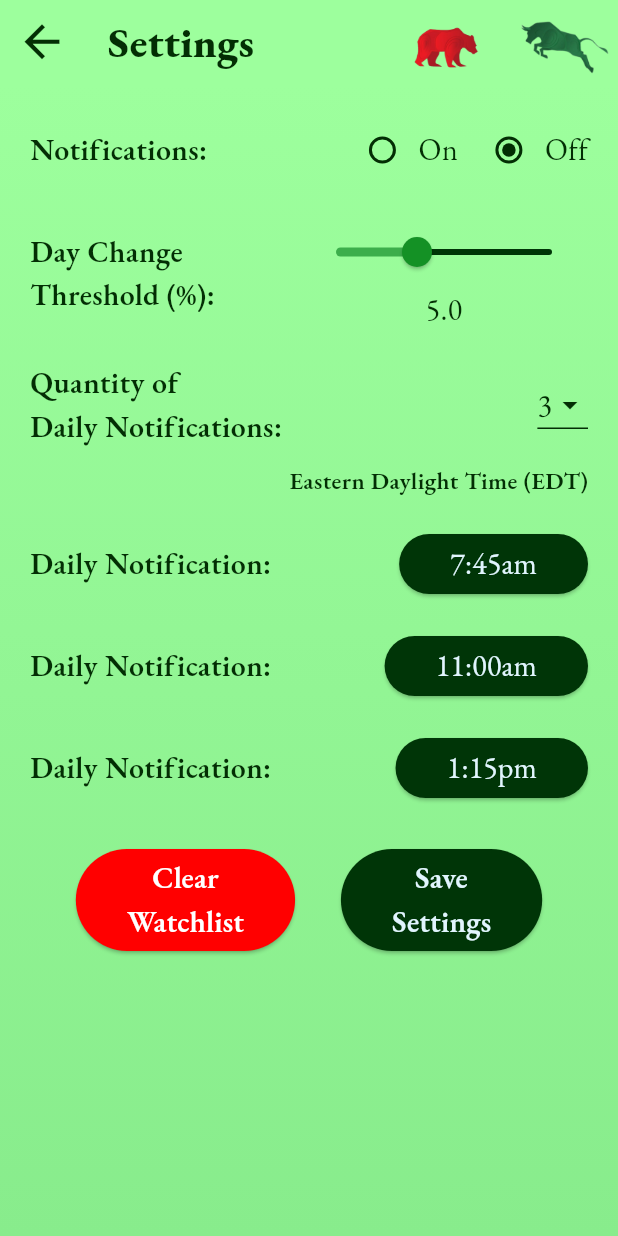
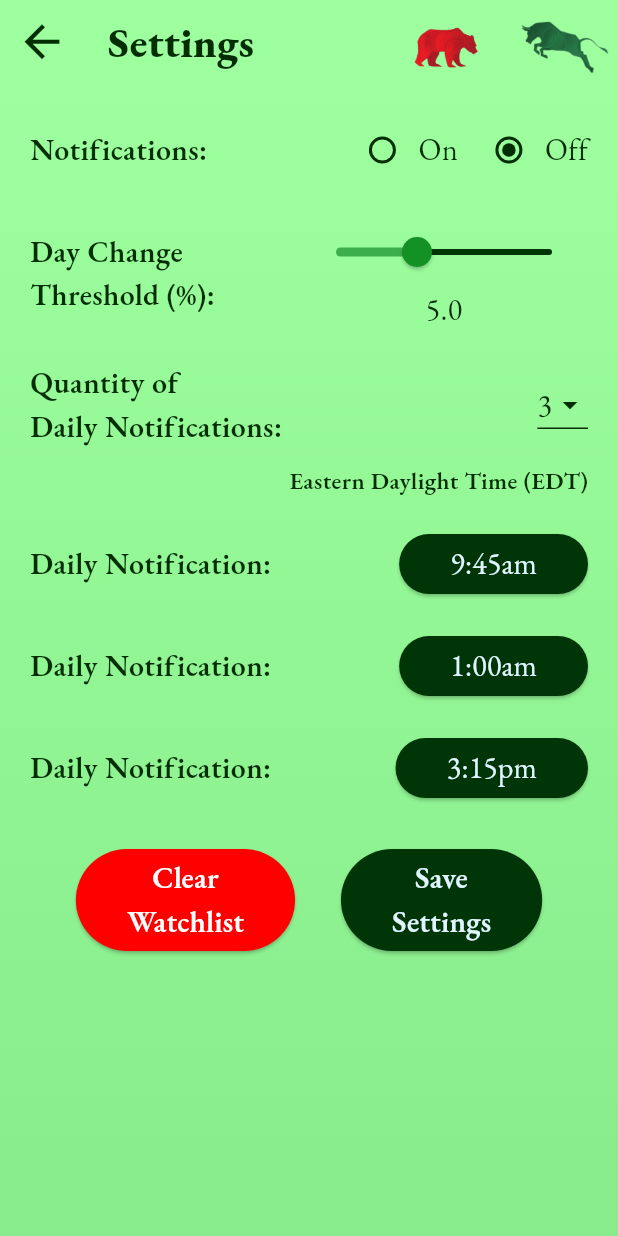
Before and after one commit to JoshMJohnson/Stock_Alert, a Flutter app: the screen it shows after launch, after a tap on the "settings" icon, on a phone screen of 412 x 824 dp. Run offline on Flutter 3.47's test engine with Material 3 defaults, Android fonts, the light colour scheme and no system bars; our stand-ins replace awesome_notifications, shared_preferences, sqflite; missing offline and left inert: fading_edge_scrollview; accounts and stored records are empty.

Commit message:
default times

```diff
--- a/lib/main.dart
+++ b/lib/main.dart
@@ -28,9 +28,9 @@ Future<void> main() async {
       prefs.getInt('notificationQuantity') ?? 3;
 
   /* loads daily reminder settings */
-  final int tod1Hours = prefs.getInt('tod1Hours') ?? 7;
-  final int tod2Hours = prefs.getInt('tod2Hours') ?? 11;
-  final int tod3Hours = prefs.getInt('tod3Hours') ?? 13;
+  final int tod1Hours = prefs.getInt('tod1Hours') ?? 9;
+  final int tod2Hours = prefs.getInt('tod2Hours') ?? 1;
+  final int tod3Hours = prefs.getInt('tod3Hours') ?? 15;
 
   final int tod1Minutes = prefs.getInt('tod1Minutes') ?? 45;
   final int tod2Minutes = prefs.getInt('tod2Minutes') ?? 0;
--- a/lib/pages/home.dart
+++ b/lib/pages/home.dart
@@ -140,9 +140,9 @@ class _HomePageState extends State<HomePage> with WidgetsBindingObserver {
     notificationQuantity = prefs.getInt('notificationQuantity') ?? 3;
 
     /* time of day preference variables */
-    final int tod1Hours = prefs.getInt('tod1Hours') ?? 7;
-    final int tod2Hours = prefs.getInt('tod2Hours') ?? 11;
-    final int tod3Hours = prefs.getInt('tod3Hours') ?? 13;
+    final int tod1Hours = prefs.getInt('tod1Hours') ?? 9;
+    final int tod2Hours = prefs.getInt('tod2Hours') ?? 1;
+    final int tod3Hours = prefs.getInt('tod3Hours') ?? 15;
 
     final int tod1Minutes = prefs.getInt('tod1Minutes') ?? 45;
     final int tod2Minutes = prefs.getInt('tod2Minutes') ?? 0;
```
